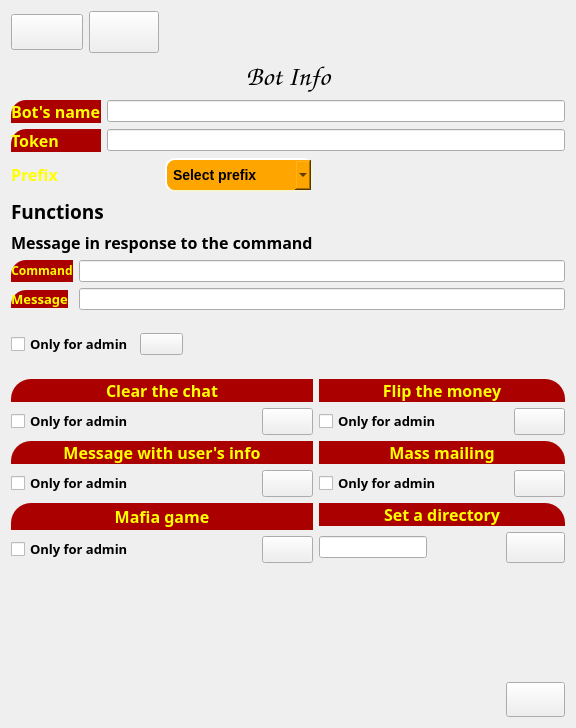
Qt form Bot/create_bot_window.ui (Dorrrke/Bot_creator) before a commit.
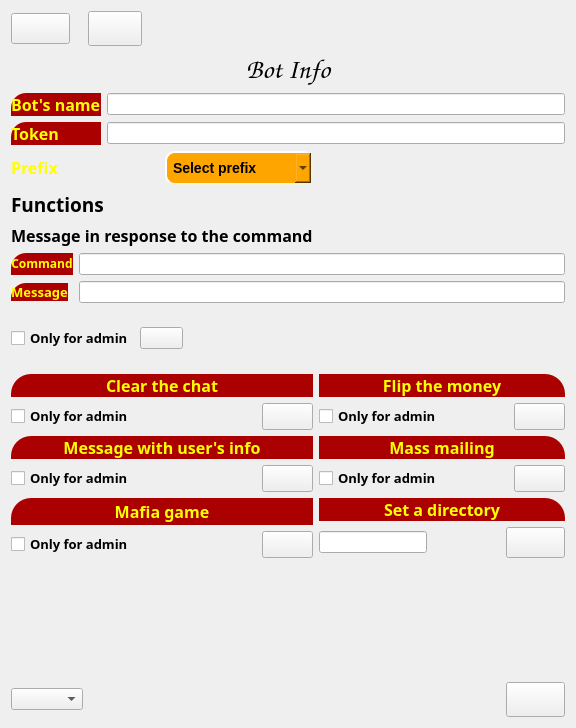
The same form after that commit. Icons and pictures are not drawn.

The edit to the form file:
```diff
--- a/Bot/create_bot_window.ui
+++ b/Bot/create_bot_window.ui
@@ -180,11 +180,11 @@
    </item>
    <item row="0" column="0">
     <layout class="QHBoxLayout" name="horizontalLayout_9">
-     <item>
+     <item alignment="Qt::AlignLeft">
       <widget class="QPushButton" name="Back">
        <property name="font">
         <font>
-         <pointsize>18</pointsize>
+         <pointsize>14</pointsize>
         </font>
        </property>
        <property name="styleSheet">
@@ -195,12 +195,12 @@
        </property>
       </widget>
      </item>
-     <item>
+     <item alignment="Qt::AlignLeft">
       <widget class="QPushButton" name="pushButton_2">
        <property name="font">
         <font>
          <family>Arial Nova</family>
-         <pointsize>18</pointsize>
+         <pointsize>14</pointsize>
          <weight>50</weight>
          <bold>false</bold>
         </font>
@@ -921,6 +921,13 @@
      </item>
     </layout>
    </item>
+   <item row="15" column="0" alignment="Qt::AlignLeft">
+    <widget class="QComboBox" name="comboBox_2">
+     <property name="styleSheet">
+      <string notr="true">  border-image: url(:) 0 0 0 0;</string>
+     </property>
+    </widget>
+   </item>
   </layout>
  </widget>
  <resources/>
```
